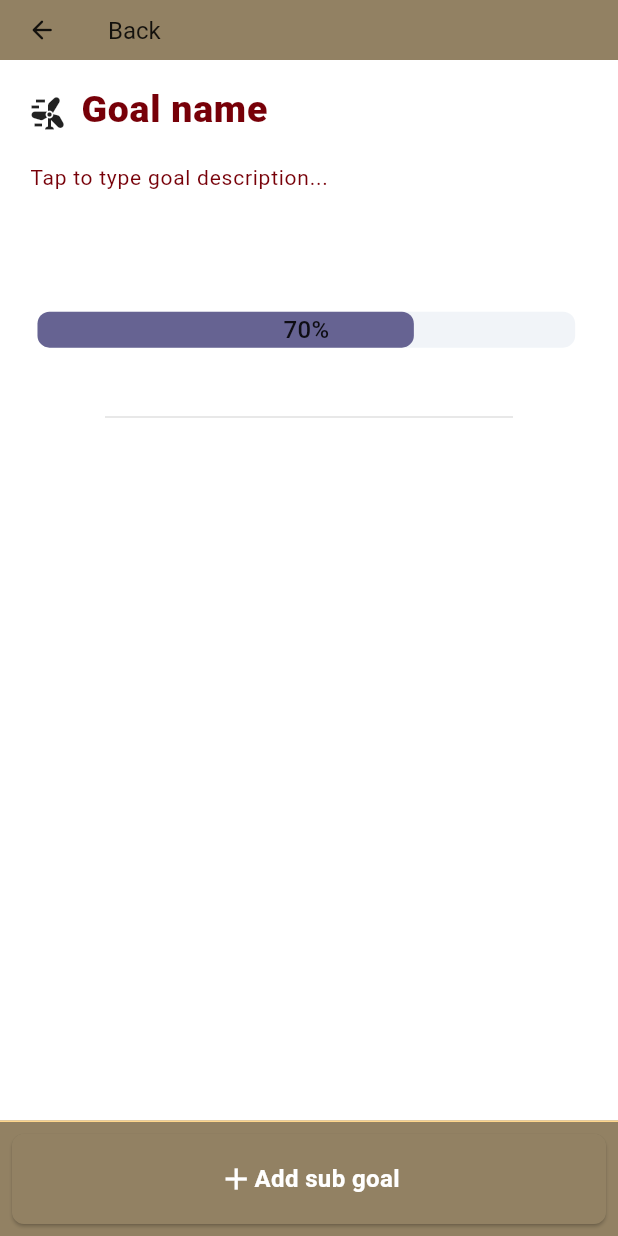
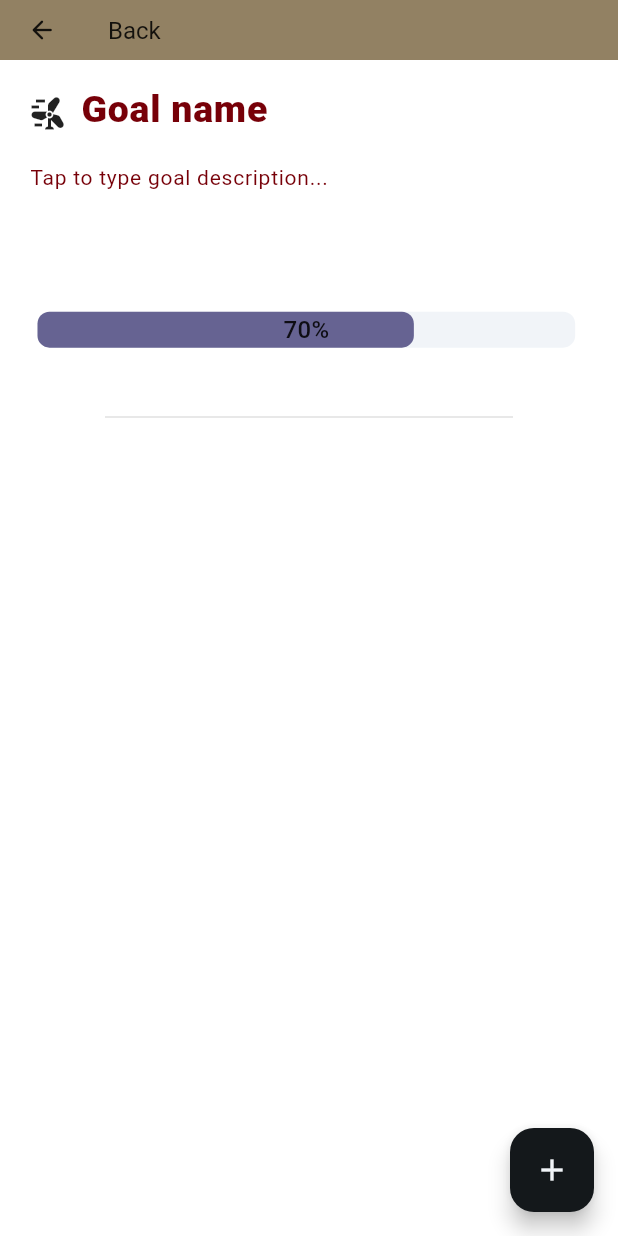
Before and after one commit to sankassio99/goals_tracker, a Flutter app: the MainGoalPageWidget screen opened directly, on a phone screen of 412 x 824 dp. Run offline on Flutter 3.47's test engine with Material 2 defaults, Android fonts, the phone set to English and light mode, and no system bars; drawn by our look-alikes of percent_indicator; our stand-ins replace get, go_router; Roboto replaces fonts that are missing (Poppins).

Commit message:
floatingActionButton

```diff
--- a/lib/presentation/pages/main_goal_page_widget.dart
+++ b/lib/presentation/pages/main_goal_page_widget.dart
@@ -32,7 +32,8 @@ class MainGoalPageWidget extends StatelessWidget {
                   crossAxisAlignment: CrossAxisAlignment.start,
                   children: [
                     Padding(
-                    padding: const EdgeInsetsDirectional.fromSTEB(0, 20, 0, 0),
+                      padding:
+                          const EdgeInsetsDirectional.fromSTEB(0, 20, 0, 0),
                       child: Container(
                         width: MediaQuery.of(context).size.width,
                         height: 213,
@@ -51,30 +52,13 @@ class MainGoalPageWidget extends StatelessWidget {
                       endIndent: 50,
                       color: Colors.black12,
                     ),
-                  // Consumer<MainGoalController>(
-                  //     builder: (context, controller, child) {
-                  //   return ListView(
-                  //     key: const Key("goalCardsListView"),
-                  //     padding: EdgeInsets.zero,
-                  //     shrinkWrap: true,
-                  //     scrollDirection: Axis.vertical,
-                  //     children: controller.currentGoal.subGoals
-                  //         .map((goal) => SubGoalCardWidget(model: goal))
-                  //         .toList(),
-                  //   );
-                  // }),
                   ],
                 ),
               ),
             ),
           ),
-        persistentFooterButtons: [
-          BottomButton(
-            label: "Add sub goal",
-            action: () {},
-          )
-        ],
-      );
+          floatingActionButton: FloatingActionButton(
+              child: const Icon(Icons.add), onPressed: () {}));
     });
   }
 }
```
Lines whose indentation alone changed are shown as unchanged.
